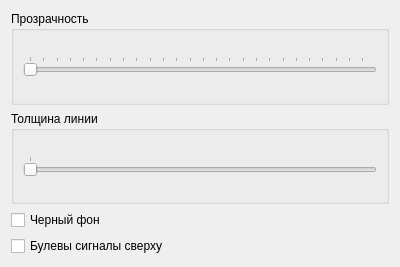
Qt form src/SVMonitor/forms/graph_setting_dialog.ui (Tyill/SVisual) before a commit.
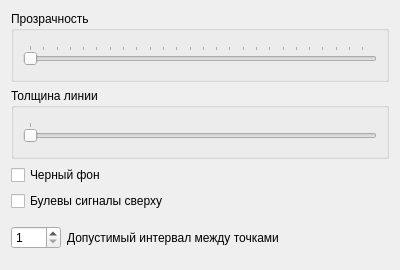
The same form after that commit.

Diff of the .ui file:
```diff
--- a/src/SVMonitor/forms/graph_setting_dialog.ui
+++ b/src/SVMonitor/forms/graph_setting_dialog.ui
@@ -7,13 +7,13 @@
     <x>0</x>
     <y>0</y>
     <width>400</width>
-    <height>267</height>
+    <height>270</height>
    </rect>
   </property>
   <property name="maximumSize">
    <size>
     <width>400</width>
-    <height>267</height>
+    <height>367</height>
    </size>
   </property>
   <property name="windowTitle">
@@ -104,6 +104,33 @@
      </property>
     </widget>
    </item>
+   <item>
+    <layout class="QHBoxLayout" name="horizontalLayout_3">
+     <item>
+      <widget class="QSpinBox" name="sbGapTolerance">
+       <property name="maximumSize">
+        <size>
+         <width>50</width>
+         <height>16777215</height>
+        </size>
+       </property>
+       <property name="minimum">
+        <number>1</number>
+       </property>
+       <property name="maximum">
+        <number>999999999</number>
+       </property>
+      </widget>
+     </item>
+     <item>
+      <widget class="QLabel" name="lbGapTolerance">
+       <property name="text">
+        <string>Допустимый интервал между точками</string>
+       </property>
+      </widget>
+     </item>
+    </layout>
+   </item>
   </layout>
  </widget>
  <resources/>
```
